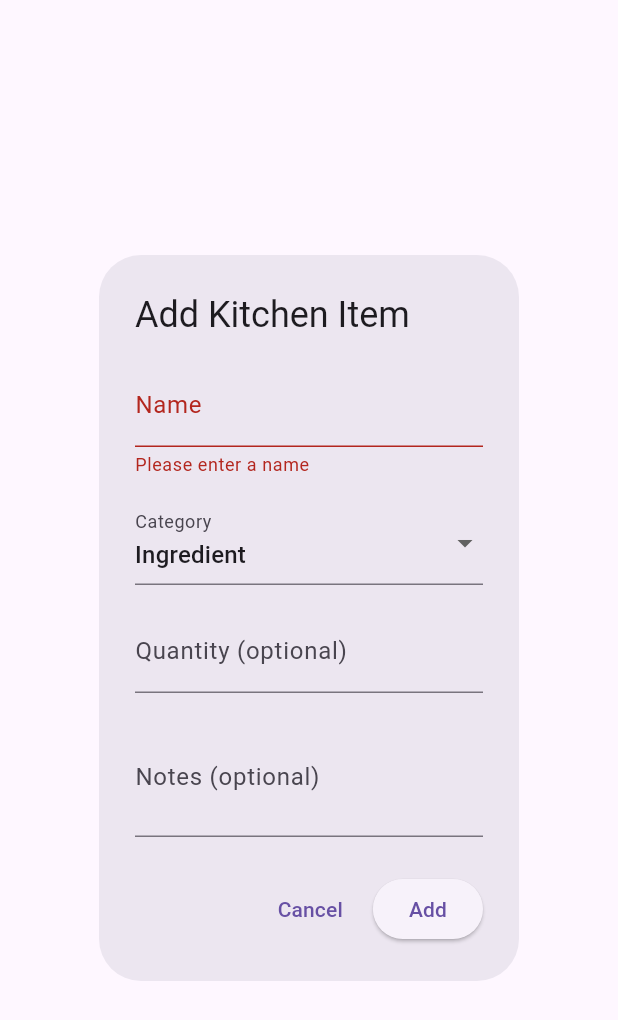
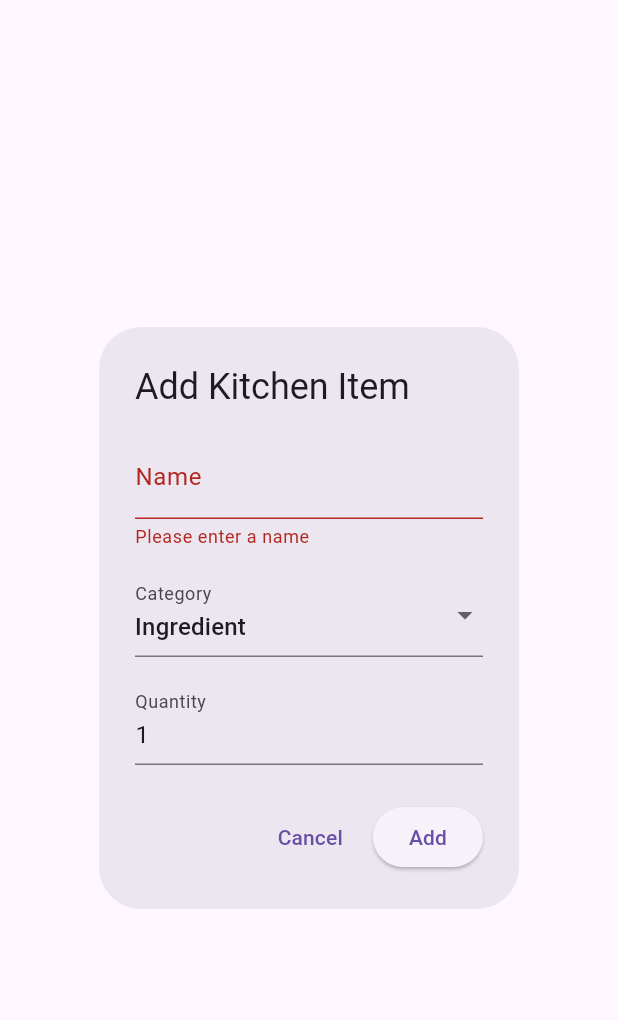
Before and after one commit to Alex-apostolo/what-can-i-make, a Flutter app: the AddItemDialog widget shown alone on an empty page, opened directly with empty values, after a tap on "Add", on a phone screen of 412 x 824 dp. Shown: the top 1020 px of the screen. Run offline on Flutter 3.47's test engine with Material 3 defaults, Android fonts, the phone set to English and light mode, and no system bars; our stand-ins replace dartz, flutter_dotenv, image_picker, sqflite; missing offline and left inert: openai_dart; accounts and stored records are empty.

```diff
--- a/lib/models/kitchen_item.dart
+++ b/lib/models/kitchen_item.dart
@@ -2,8 +2,7 @@ class KitchenItem {
   final String id;
   final String name;
   final String category;
-  final String? quantity;
-  final String? notes;
+  final int? quantity;
   final DateTime createdAt;
 
   KitchenItem({
@@ -11,33 +10,24 @@ class KitchenItem {
     required this.name,
     required this.category,
     this.quantity,
-    this.notes,
   }) : createdAt = DateTime.now();
 
   KitchenItem copyWith({
     String? id,
     String? name,
     String? category,
-    String? quantity,
-    String? notes,
+    int? quantity,
   }) {
     return KitchenItem(
       id: id ?? this.id,
       name: name ?? this.name,
       category: category ?? this.category,
       quantity: quantity ?? this.quantity,
-      notes: notes ?? this.notes,
     );
   }
 
   Map<String, dynamic> toMap() {
-    return {
-      'id': id,
-      'name': name,
-      'category': category,
-      'quantity': quantity,
-      'notes': notes,
-    };
+    return {'id': id, 'name': name, 'category': category, 'quantity': quantity};
   }
 
   factory KitchenItem.fromMap(Map<String, dynamic> map) {
@@ -45,8 +35,10 @@ class KitchenItem {
       id: map['id'] as String,
       name: map['name'] as String,
       category: map['category'] as String,
-      quantity: map['quantity'] as String?,
-      notes: map['notes'] as String?,
+      quantity:
+          map['quantity'] != null
+              ? int.tryParse(map['quantity'].toString()) ?? 1
+              : null,
     );
   }
 }
--- a/lib/services/openai_service.dart
+++ b/lib/services/openai_service.dart
@@ -24,13 +24,12 @@ Provide the response in the following JSON format without any markdown or code b
     {
       "name": "item name",
       "category": "ingredient/utensil/equipment",
-      "quantity": "estimated amount if visible",
-      "notes": "any relevant observations"
+      "quantity": 1
     }
   ]
 }
 
-Important: Return only the JSON with no additional text or formatting.''';
+Important: Return only the JSON with no additional text or formatting. The quantity should be a number, not a string.''';
 
   OpenAIService() {
     final apiKey = dotenv.env['OPENAI_API_KEY'];
--- a/lib/widgets/add_item_dialog.dart
+++ b/lib/widgets/add_item_dialog.dart
@@ -1,4 +1,5 @@
 import 'package:flutter/material.dart';
+import 'package:flutter/services.dart';
 import 'package:uuid/uuid.dart';
 import '../models/kitchen_item.dart';
 
@@ -14,8 +15,7 @@ class AddItemDialog extends StatefulWidget {
 class _AddItemDialogState extends State<AddItemDialog> {
   final _formKey = GlobalKey<FormState>();
   final _nameController = TextEditingController();
-  final _quantityController = TextEditingController();
-  final _notesController = TextEditingController();
+  final _quantityController = TextEditingController(text: '1');
   String _selectedCategory = 'ingredient';
   final _uuid = Uuid().v4;
 
@@ -23,7 +23,6 @@ class _AddItemDialogState extends State<AddItemDialog> {
   void dispose() {
     _nameController.dispose();
     _quantityController.dispose();
-    _notesController.dispose();
     super.dispose();
   }
 
@@ -73,17 +72,19 @@ class _AddItemDialogState extends State<AddItemDialog> {
               const SizedBox(height: 16),
               TextFormField(
                 controller: _quantityController,
-                decoration: const InputDecoration(
-                  labelText: 'Quantity (optional)',
-                ),
-              ),
-              const SizedBox(height: 16),
-              TextFormField(
-                controller: _notesController,
-                decoration: const InputDecoration(
-                  labelText: 'Notes (optional)',
-                ),
-                maxLines: 2,
+                decoration: const InputDecoration(labelText: 'Quantity'),
+                keyboardType: TextInputType.number,
+                inputFormatters: [FilteringTextInputFormatter.digitsOnly],
+                validator: (value) {
+                  if (value == null || value.isEmpty) {
+                    return 'Please enter a quantity';
+                  }
+                  final number = int.tryParse(value);
+                  if (number == null || number < 1) {
+                    return 'Please enter a valid quantity';
+                  }
+                  return null;
+                },
               ),
             ],
           ),
@@ -101,8 +102,7 @@ class _AddItemDialogState extends State<AddItemDialog> {
                 id: _uuid(),
                 name: _nameController.text,
                 category: _selectedCategory,
-                quantity: _quantityController.text,
-                notes: _notesController.text,
+                quantity: int.tryParse(_quantityController.text) ?? 1,
               );
               widget.onAdd(newItem);
               Navigator.of(context).pop();
--- a/lib/widgets/category_section.dart
+++ b/lib/widgets/category_section.dart
@@ -38,8 +38,8 @@ class CategorySection extends StatelessWidget {
             itemBuilder: (context, index) {
               return ItemCard(
                 item: items[index],
-                onEdit: onEdit,
-                onDelete: onDelete,
+                onEdit: () => onEdit(items[index]),
+                onDelete: () => onDelete(items[index]),
               );
             },
           ),
```
Also changed, not shown: lib/services/storage_service.dart (+22 -3 lines), lib/widgets/edit_item_dialog.dart (+18 -17 lines), lib/widgets/item_card.dart (+75 -16 lines).
